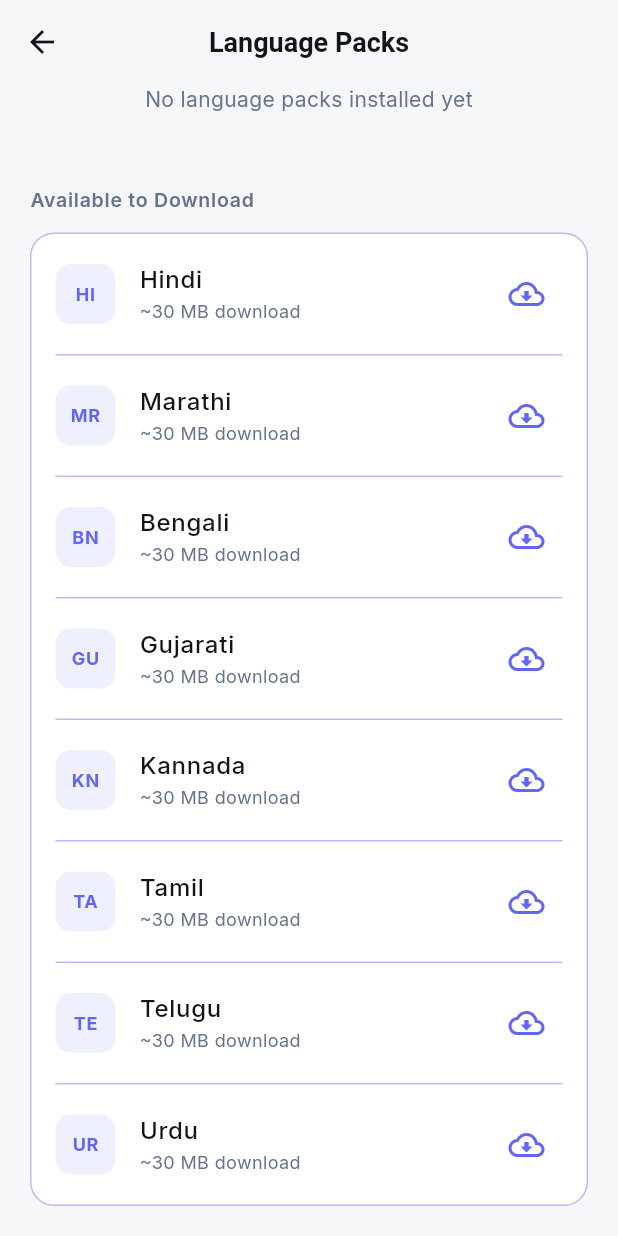
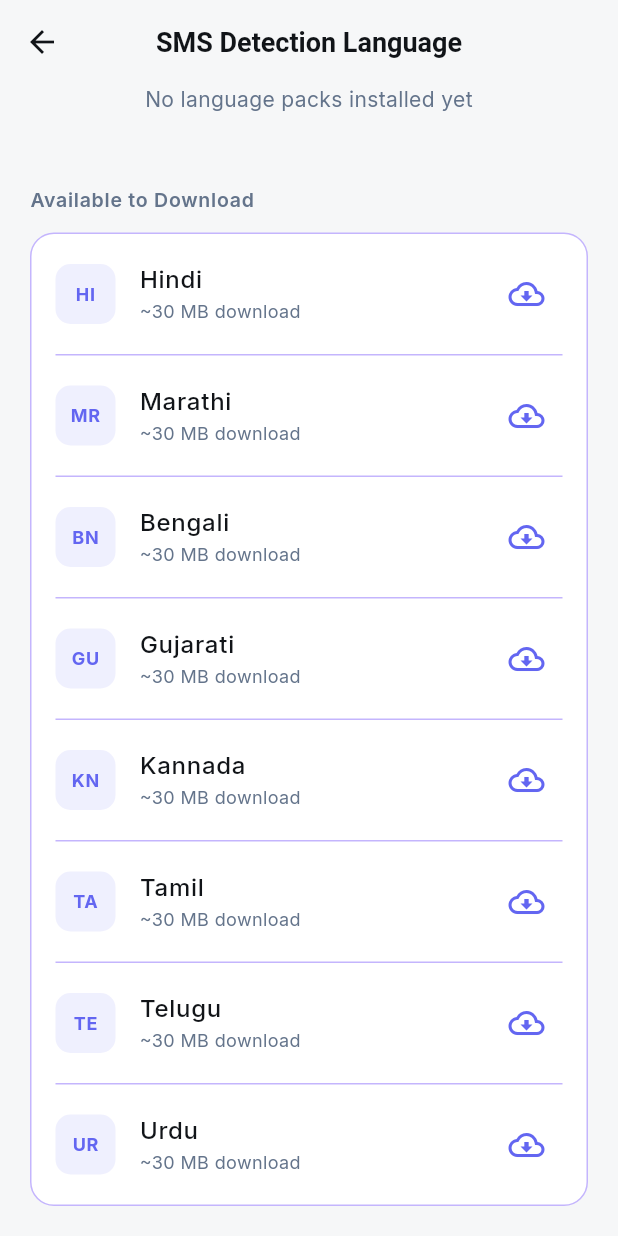
Before and after one commit to Reaper4734/Detooz, a Flutter app: the LanguageManagerScreen screen opened directly, scrolled down 187 dp, on a phone screen of 412 x 824 dp. Run offline on Flutter 3.47's test engine with Material 3 defaults, Android fonts, the light colour scheme and no system bars; our stand-ins replace connectivity_plus, country_code_picker, diacritic, firebase_auth, firebase_core, firebase_messaging and 14 more; missing offline and left inert: flutter_sms, google_mlkit_language_id, google_mlkit_translation, tflite_flutter; accounts and stored records are empty; network calls fail; statements that could not run were skipped.

Commit message:
rename: App Language and SMS Detection Language per user preference

```diff
--- a/app/lib/ui/screens/language_manager_screen.dart
+++ b/app/lib/ui/screens/language_manager_screen.dart
@@ -53,7 +53,7 @@ class _LanguageManagerScreenState extends ConsumerState<LanguageManagerScreen> {
           icon: Icon(Icons.arrow_back, color: AppColors.textPrimary(context)),
           onPressed: () => Navigator.pop(context),
         ),
-        title: Tr('Language Packs',
+        title: Tr('SMS Detection Language',
             style: TextStyle(
                 color: AppColors.textPrimary(context),
                 fontWeight: FontWeight.bold)),
--- a/app/lib/ui/screens/language_selector_screen.dart
+++ b/app/lib/ui/screens/language_selector_screen.dart
@@ -104,7 +104,7 @@ class _LanguageSelectorScreenState extends State<LanguageSelectorScreen> {
                             const SizedBox(height: 24),
 
                             // Title
-                            Tr('Display Language',
+                            Tr('App Language',
                                 style: TextStyle(
                                   color: AppColors.textPrimary(context),
                                   fontSize: 28,
```
